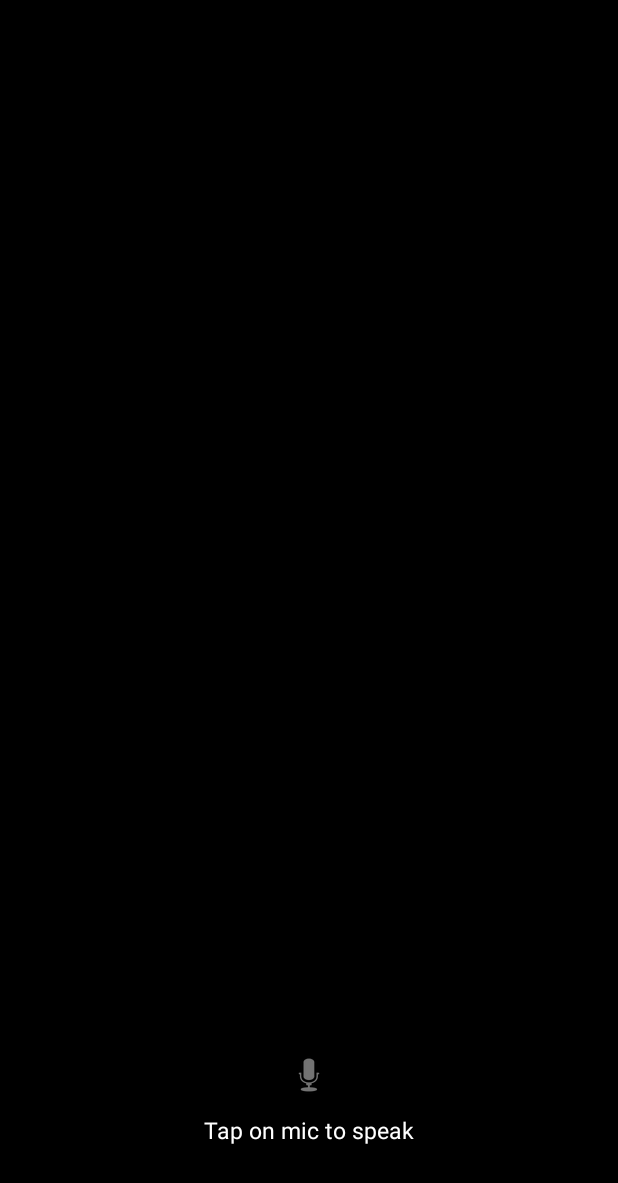
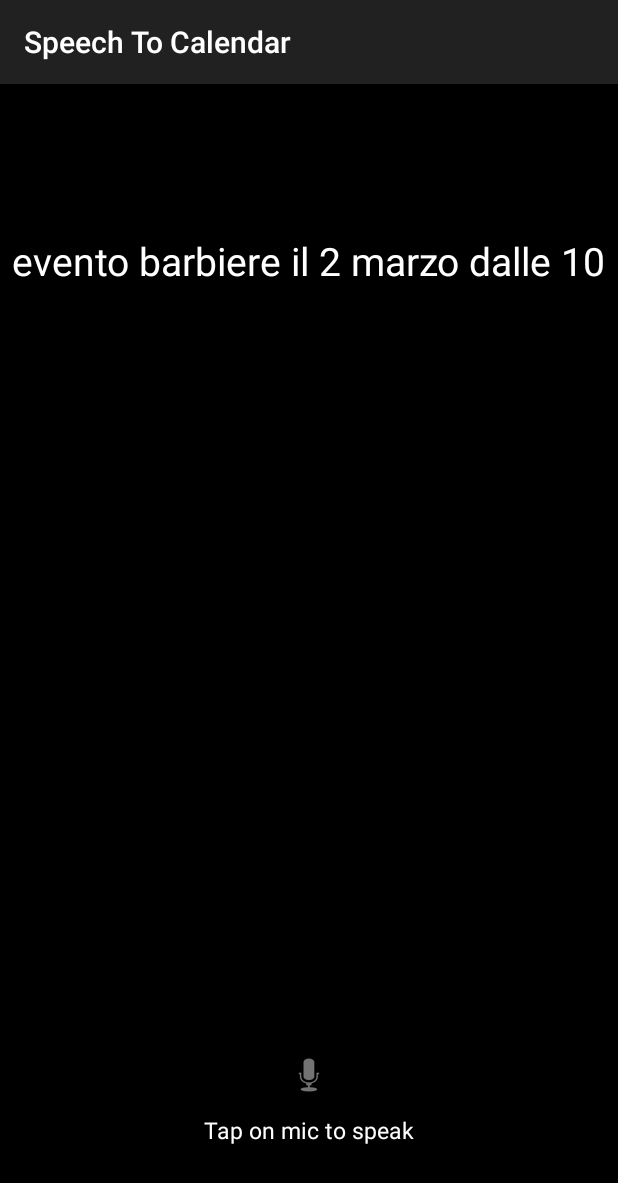
Before and after one commit to BrosDs/SpeechRecognizer, an Android app: the screen it shows after launch (MainActivity), on a phone screen of 412 x 824 dp. Before the commit the part shown is almost empty. Shown: the top 1183 px of the screen. Run offline under Robolectric (Android 15) with nearby library versions, the phone set to English and light mode, and no system bars.

Commit message:
Material redesign

```diff
--- a/app/build.gradle
+++ b/app/build.gradle
@@ -6,7 +6,7 @@ android {
 
     defaultConfig {
         applicationId "it.unimore.brosds.speechrecognizer"
-        minSdkVersion 15
+        minSdkVersion 21
         targetSdkVersion 21
         versionCode 1
         versionName "1.0"
--- a/app/src/main/AndroidManifest.xml
+++ b/app/src/main/AndroidManifest.xml
@@ -21,5 +21,4 @@
             android:label="@string/title_activity_show_event_recap" >
         </activity>
     </application>
-
 </manifest>
--- a/app/src/main/java/it/unimore/brosds/speechrecognizer/MainActivity.java
+++ b/app/src/main/java/it/unimore/brosds/speechrecognizer/MainActivity.java
@@ -38,6 +38,7 @@ public class MainActivity extends Activity {
                 promptSpeechInput();
             }
         });
+        txtSpeechInput.setText("evento barbiere il 2 marzo dalle 10");
 
     }
 
--- a/app/src/main/res/values/strings.xml
+++ b/app/src/main/res/values/strings.xml
@@ -1,8 +1,7 @@
 <?xml version="1.0" encoding="utf-8"?>
 <resources>
-    <string name="app_name">Speech To Text</string>
+    <string name="app_name">Speech To Calendar</string>
     <string name="action_settings">Settings</string>
-    <string name="hello_world">Hello world!</string>
     <string name="speech_prompt">Say something&#8230;</string>
     <string name="speech_not_supported">Sorry! Your device doesn\'t support speech input</string>
     <string name="tap_on_mic">Tap on mic to speak</string>
--- a/app/src/main/res/values/styles.xml
+++ b/app/src/main/res/values/styles.xml
@@ -1,7 +1,7 @@
 <resources>
 
     <!-- Base application theme. -->
-    <style name="AppTheme" parent="Theme.AppCompat.Light.DarkActionBar">
+    <style name="AppTheme" parent="android:Theme.Material">
         <!-- Customize your theme here. -->
     </style>
 
```
Also changed, not shown: 2 other files.
